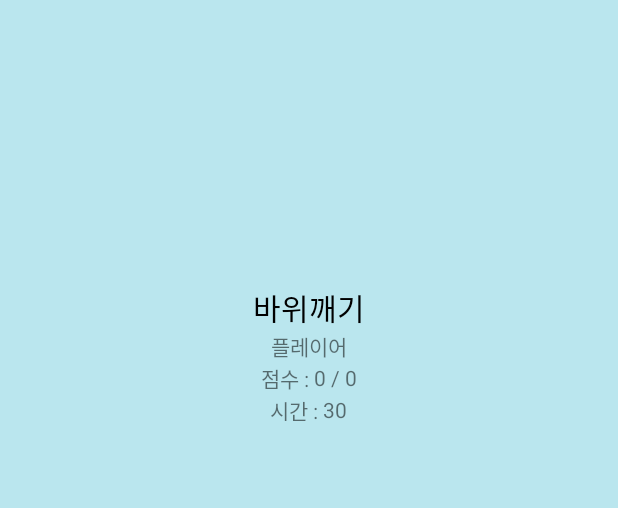
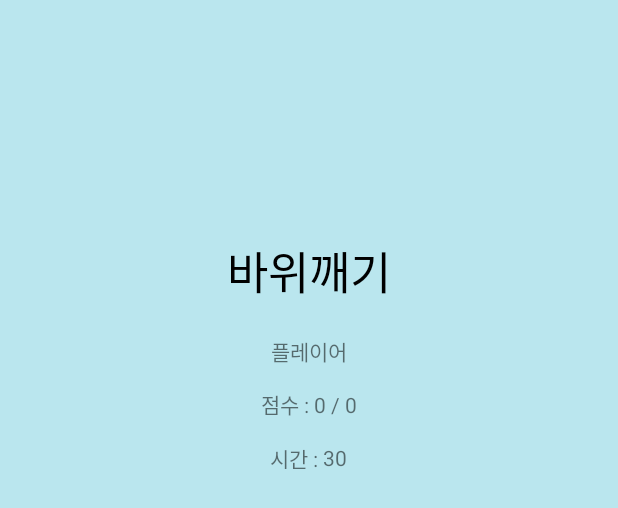
Before and after one commit to JuHyeon-Lee/MiniGame, an Android app: the layout layout_waffle.xml on its own in the app's theme, with its tools: preview values and no code run, on a phone screen of 412 x 824 dp. Shown: the top 508 px of the screen. Run offline under Robolectric (Android 15) with nearby library versions, the phone set to English and light mode, and no system bars.

Commit message:
before stone timer2

```diff
--- a/app/src/main/res/layout/layout_muffin.xml
+++ b/app/src/main/res/layout/layout_muffin.xml
@@ -34,8 +34,8 @@
         </TableRow>
 
         <TableRow
-            android:layout_width="wrap_content"
-            android:layout_height="wrap_content"
+            android:layout_width="match_parent"
+            android:layout_height="match_parent"
             android:gravity="center">
 
             <TextView
--- a/app/src/main/res/layout/layout_waffle.xml
+++ b/app/src/main/res/layout/layout_waffle.xml
@@ -62,8 +62,9 @@
                 android:layout_width="match_parent"
                 android:layout_height="wrap_content"
                 android:textColor="#000000"
-                android:textSize="20sp"
+                android:textSize="30sp"
                 android:id="@+id/textView12"
+                android:layout_marginBottom="20dp"
                 android:gravity="center"/>
 
             <TableLayout
@@ -86,32 +87,36 @@
                 </TableRow>
 
                 <TableRow
-                    android:layout_width="wrap_content"
-                    android:layout_height="wrap_content"
+                    android:layout_width="match_parent"
+                    android:layout_height="match_parent"
                     android:gravity="center">
 
                     <TextView
                         android:text="점수 : "
                         android:layout_width="wrap_content"
-                        android:layout_height="wrap_content"
+                        android:layout_height="50dp"
+                        android:gravity="center"
                         android:id="@+id/textView9" />
 
                     <TextView
                         android:layout_width="wrap_content"
-                        android:layout_height="wrap_content"
+                        android:layout_height="50dp"
+                        android:gravity="center"
                         android:id="@+id/score_waffle"
                         android:text="0" />
 
                     <TextView
                         android:text=" / "
                         android:layout_width="wrap_content"
-                        android:layout_height="wrap_content"
+                        android:layout_height="50dp"
+                        android:gravity="center"
                         android:id="@+id/textView4" />
 
                     <TextView
                         android:text="0"
                         android:layout_width="wrap_content"
-                        android:layout_height="wrap_content"
+                        android:layout_height="50dp"
+                        android:gravity="center"
                         android:id="@+id/highscore_in_waffle" />
 
                 </TableRow>
```
